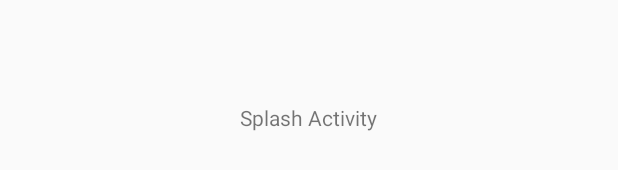
After one commit to rsnsbdi/Nepxchange, an Android app: the layout activity_splash.xml on its own in the app's theme, with its tools: preview values and no code run, on a phone screen of 412 x 824 dp. The commit adds this screen. Shown: the part 500-670 px from the top of the screen. Run offline under Robolectric (Android 15) with nearby library versions, the phone set to English and light mode, and no system bars.

Commit message:
Splash Activity Added

```diff
--- a/app/build.gradle
+++ b/app/build.gradle
@@ -39,5 +39,4 @@ dependencies {
     annotationProcessor 'com.google.dagger:dagger-compiler:2.7'
 
 
-
 }
--- a/app/src/main/java/com/example/roshan/nepxchange/MainActivity.java
+++ b/app/src/main/java/com/example/roshan/nepxchange/MainActivity.java
@@ -2,6 +2,8 @@ package com.example.roshan.nepxchange;
 
 import android.support.v7.app.AppCompatActivity;
 import android.os.Bundle;
+
+import com.example.roshan.nepxchange.R;
 
 public class MainActivity extends AppCompatActivity {
 
--- /dev/null
+++ b/app/src/main/java/com/example/roshan/nepxchange/UI/Splash/SplashView.java
@@ -0,0 +1,6 @@
+package com.example.roshan.nepxchange.UI.Splash;
+
+import com.example.roshan.nepxchange.Base.MVPView;
+
+public interface SplashView extends MVPView{
+}
--- /dev/null
+++ b/app/src/main/res/layout/activity_splash.xml
@@ -0,0 +1,18 @@
+<?xml version="1.0" encoding="utf-8"?>
+<RelativeLayout xmlns:android="http://schemas.android.com/apk/res/android"
+    xmlns:app="http://schemas.android.com/apk/res-auto"
+    xmlns:tools="http://schemas.android.com/tools"
+    android:layout_width="match_parent"
+    android:layout_height="match_parent"
+    tools:context=".UI.Splash.Splash">
+
+    <TextView
+        android:id="@+id/txt"
+        android:text="Splash Activity"
+        android:layout_width="wrap_content"
+        android:layout_height="wrap_content"
+        android:layout_centerHorizontal="true"
+        android:layout_centerVertical="true"
+        />
+
+</RelativeLayout>
```
Also changed, not shown: app/src/main/java/com/example/roshan/nepxchange/UI/Splash/Splash.java (added, +14 -0 lines), app/src/main/java/com/example/roshan/nepxchange/UI/Splash/SplashPresenter.java (added, +16 -0 lines).
